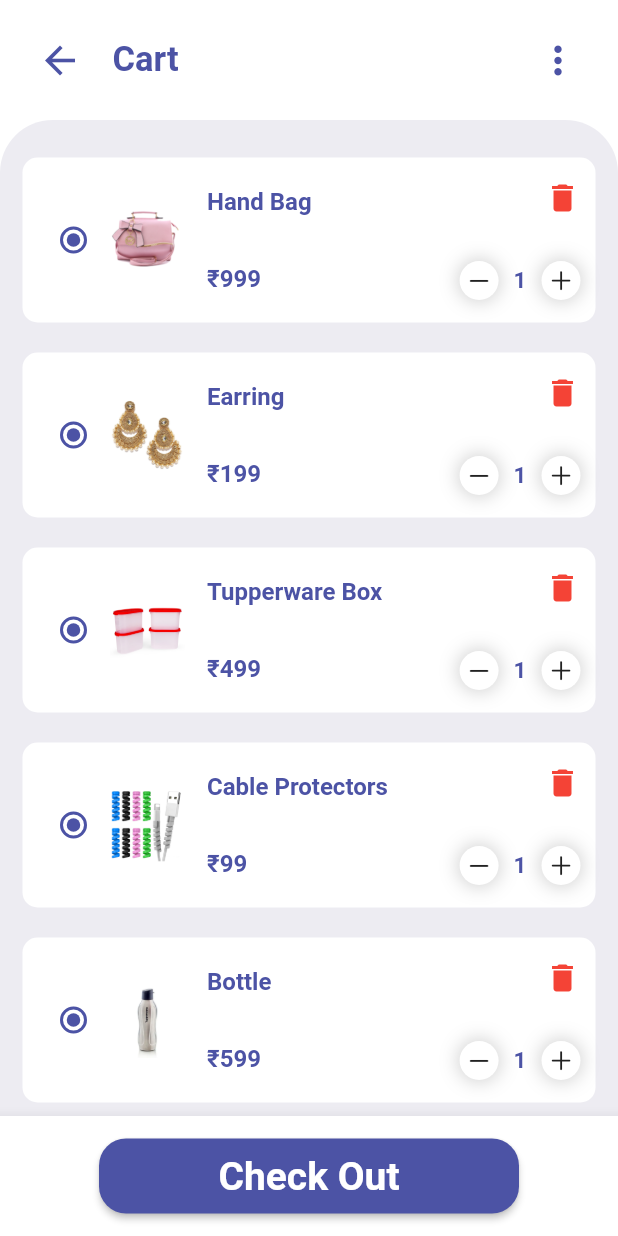
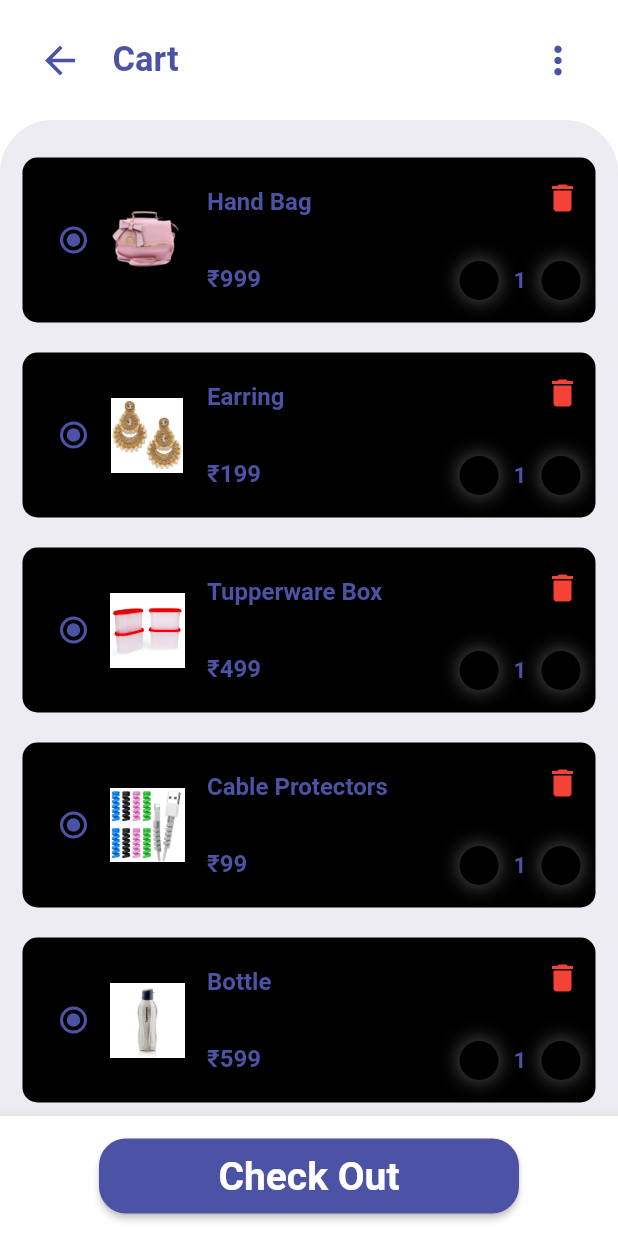
Before and after one commit to TheGrowPalProject/growpal, a Flutter app: the screen it shows after launch, after a tap on the "shopping bag" icon, on a phone screen of 412 x 824 dp. Run offline on Flutter 3.47's test engine with Material 2 defaults, Android fonts, the phone set to English and light mode, and no system bars; our stand-ins replace badges, curved_navigation_bar, firebase_core, flutter_rating_bar, flutter_tts; missing offline and left inert: clippy_flutter; accounts and stored records are empty.

Commit message:
changed to dark mode

```diff
--- a/lib/widgets/CartItems.dart
+++ b/lib/widgets/CartItems.dart
@@ -29,7 +29,7 @@ class _CartItemsState extends State<CartItems> {
               margin: EdgeInsets.symmetric(horizontal: 15, vertical: 10),
               padding: EdgeInsets.all(10),
               decoration: BoxDecoration(
-                color: Colors.white,
+                color: Colors.black,
                 borderRadius: BorderRadius.circular(10),
               ),
               child: Row(
@@ -110,7 +110,7 @@ class _CartItemsState extends State<CartItems> {
                                 child: Container(
                                   padding: EdgeInsets.all(4),
                                   decoration: BoxDecoration(
-                                      color: Colors.white,
+                                      color: Colors.black,
                                       borderRadius: BorderRadius.circular(20),
                                       boxShadow: [BoxShadow(
                                         color: Colors.grey.withOpacity(0.5),
@@ -161,7 +161,7 @@ class _CartItemsState extends State<CartItems> {
                                 child: Container(
                                   padding: EdgeInsets.all(4),
                                   decoration: BoxDecoration(
-                                      color: Colors.white,
+                                      color: Colors.black,
                                       borderRadius: BorderRadius.circular(20),
                                       boxShadow: [BoxShadow(
                                         color: Colors.grey.withOpacity(0.5),
--- a/lib/widgets/CategoriesWidget.dart
+++ b/lib/widgets/CategoriesWidget.dart
@@ -17,7 +17,7 @@ class CategoriesWidget extends StatelessWidget {
             margin: EdgeInsets.symmetric(horizontal: 10),
             padding: EdgeInsets.symmetric(vertical: 5, horizontal: 10),
             decoration: BoxDecoration(
-              color: Colors.white,
+              color: Colors.black,
               borderRadius: BorderRadius.circular(20),
             ),
             child: Row(
--- a/lib/widgets/HomeAppBar.dart
+++ b/lib/widgets/HomeAppBar.dart
@@ -7,7 +7,7 @@ class HomeAppBar extends StatelessWidget {
   @override
   Widget build(BuildContext context) {
     return Container(
-      color: Colors.white,
+      color: Colors.black,
       padding: EdgeInsets.all(25),
       child: Row(
         children: [
--- a/lib/widgets/ItemsWidget.dart
+++ b/lib/widgets/ItemsWidget.dart
@@ -31,7 +31,7 @@ class ItemsWidget extends StatelessWidget {
           ),
           margin: EdgeInsets.symmetric(vertical: 8, horizontal: 10),
           decoration: BoxDecoration(
-            color: Colors.white,
+            color: Colors.black,
             borderRadius: BorderRadius.circular(20),
 
           ),
--- a/lib/widgets/ProdAppBar.dart
+++ b/lib/widgets/ProdAppBar.dart
@@ -7,7 +7,7 @@ class ProdAppBar extends StatelessWidget {
   @override
   Widget build(BuildContext context) {
     return Container(
-      color: Colors.white,
+      color: Colors.black,
       padding: EdgeInsets.all(25),
       child: Row(
         children: [
--- a/lib/widgets/ProdBottomNaviBar.dart
+++ b/lib/widgets/ProdBottomNaviBar.dart
@@ -19,7 +19,7 @@ class _ProdBottomNaviBarState extends State<ProdBottomNaviBar> {
         height: 70,
         padding: EdgeInsets.symmetric(horizontal: 20),
         decoration: BoxDecoration(
-          color: Colors.white,
+          color: Colors.black,
           borderRadius: BorderRadius.circular(10),
           boxShadow: [
             BoxShadow(
```
